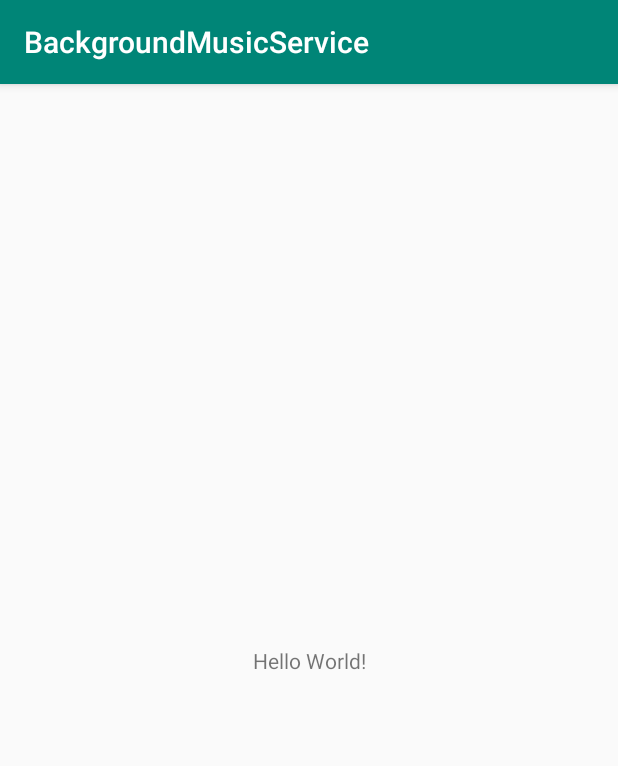
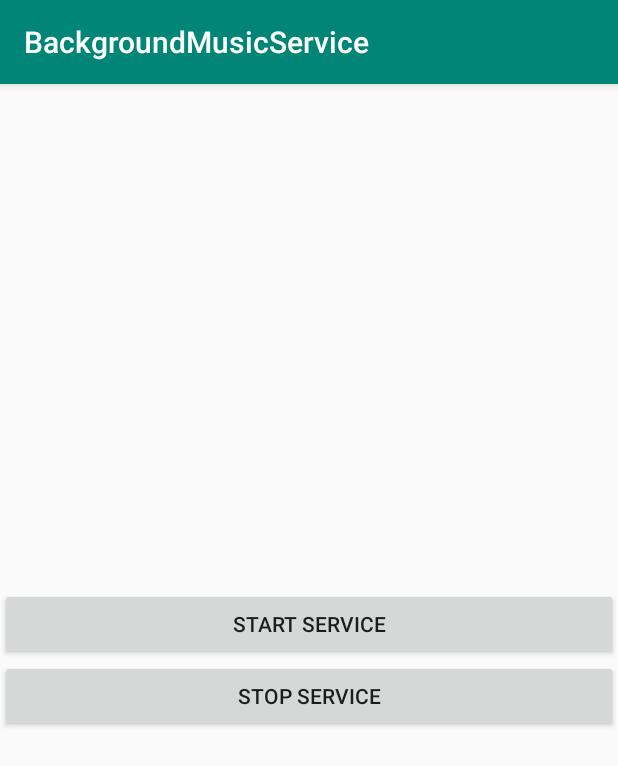
Before and after one commit to beeniara/BackgroundMusicService, an Android app: the screen it shows after launch (MainActivity), on a phone screen of 412 x 824 dp. Shown: the top 766 px of the screen. Run offline under Robolectric (Android 15) with nearby library versions, the phone set to English and light mode, and no system bars.

Commit message:
Create Xml and main and also MyService class

```diff
--- a/app/src/main/java/com/beeniara/backgroundmusicservice/MainActivity.java
+++ b/app/src/main/java/com/beeniara/backgroundmusicservice/MainActivity.java
@@ -3,12 +3,37 @@ package com.beeniara.backgroundmusicservice;
 import androidx.appcompat.app.AppCompatActivity;
 
 import android.os.Bundle;
+import android.view.View;
+import android.widget.Button;
 
-public class MainActivity extends AppCompatActivity {
+public class MainActivity extends AppCompatActivity implements View.OnClickListener {
+
+    //button objects
+    private Button buttonStart;
+    private Button buttonStop;
 
     @Override
     protected void onCreate(Bundle savedInstanceState) {
         super.onCreate(savedInstanceState);
         setContentView(R.layout.activity_main);
+
+        //getting buttons from xml
+        buttonStart = (Button) findViewById(R.id.buttonStart);
+        buttonStop = (Button) findViewById(R.id.buttonStop);
+
+        //attaching onclicklistener to buttons
+        buttonStart.setOnClickListener(this);
+        buttonStop.setOnClickListener(this);
+    }
+
+    @Override
+    public void onClick(View v) {
+
+        if (v == buttonStart) {
+            //start the service here
+        } else if (v == buttonStop) {
+            //stop the service here
+        }
+
     }
 }
--- /dev/null
+++ b/app/src/main/java/com/beeniara/backgroundmusicservice/MyService.java
@@ -0,0 +1,18 @@
+package com.beeniara.backgroundmusicservice;
+
+import android.app.Service;
+import android.content.Intent;
+import android.os.IBinder;
+
+import androidx.annotation.Nullable;
+
+/**
+ * Created by  Marea Tomeri on 2/20/2020 at 9:21 PM
+ */
+public class MyService extends Service {
+    @Nullable
+    @Override
+    public IBinder onBind(Intent intent) {
+        return null;
+    }
+}
--- a/app/src/main/res/layout/activity_main.xml
+++ b/app/src/main/res/layout/activity_main.xml
@@ -1,18 +1,31 @@
 <?xml version="1.0" encoding="utf-8"?>
-<androidx.constraintlayout.widget.ConstraintLayout xmlns:android="http://schemas.android.com/apk/res/android"
+<RelativeLayout xmlns:android="http://schemas.android.com/apk/res/android"
     xmlns:app="http://schemas.android.com/apk/res-auto"
     xmlns:tools="http://schemas.android.com/tools"
     android:layout_width="match_parent"
     android:layout_height="match_parent"
     tools:context=".MainActivity">
 
-    <TextView
-        android:layout_width="wrap_content"
+    <LinearLayout
+        android:layout_width="match_parent"
         android:layout_height="wrap_content"
-        android:text="Hello World!"
-        app:layout_constraintBottom_toBottomOf="parent"
-        app:layout_constraintLeft_toLeftOf="parent"
-        app:layout_constraintRight_toRightOf="parent"
-        app:layout_constraintTop_toTopOf="parent" />
+        android:layout_centerVertical="true"
+        android:orientation="vertical">
 
-</androidx.constraintlayout.widget.ConstraintLayout>
+        <Button
+            android:id="@+id/buttonStart"
+            android:layout_width="match_parent"
+            android:layout_height="wrap_content"
+            android:layout_weight="1"
+            android:text="Start Service" />
+
+        <Button
+            android:id="@+id/buttonStop"
+            android:layout_width="match_parent"
+            android:layout_height="wrap_content"
+            android:layout_weight="1"
+            android:text="Stop Service" />
+
+    </LinearLayout>
+
+</RelativeLayout>
```
